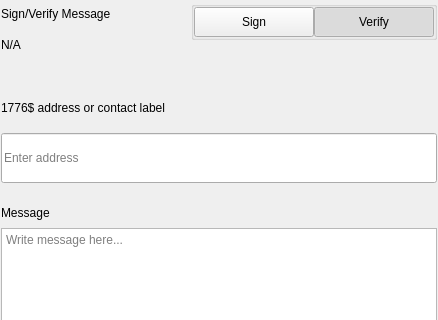
OrganicLifeCoin/OrganLife-Core, file src/qt/settings/forms/signmessagewidgets.ui: the form before one commit; both pictures show x 0 to 438 and y 0 to 320 of the 438 by 579 pixel window.
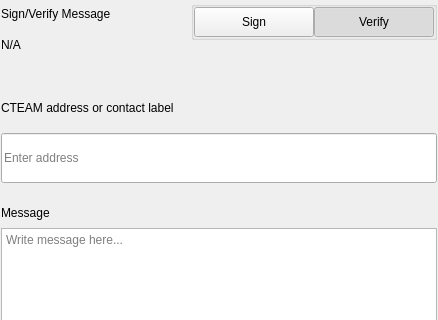
The form after the commit.

Commit message: CTEAM mainnet release

Patch:
```diff
--- a/src/qt/settings/forms/signmessagewidgets.ui
+++ b/src/qt/settings/forms/signmessagewidgets.ui
@@ -276,7 +276,7 @@
                </size>
               </property>
               <property name="text">
-               <string>1776$ address or contact label</string>
+               <string>CTEAM address or contact label</string>
               </property>
              </widget>
             </item>
```
The commit also changes 130 other files.
